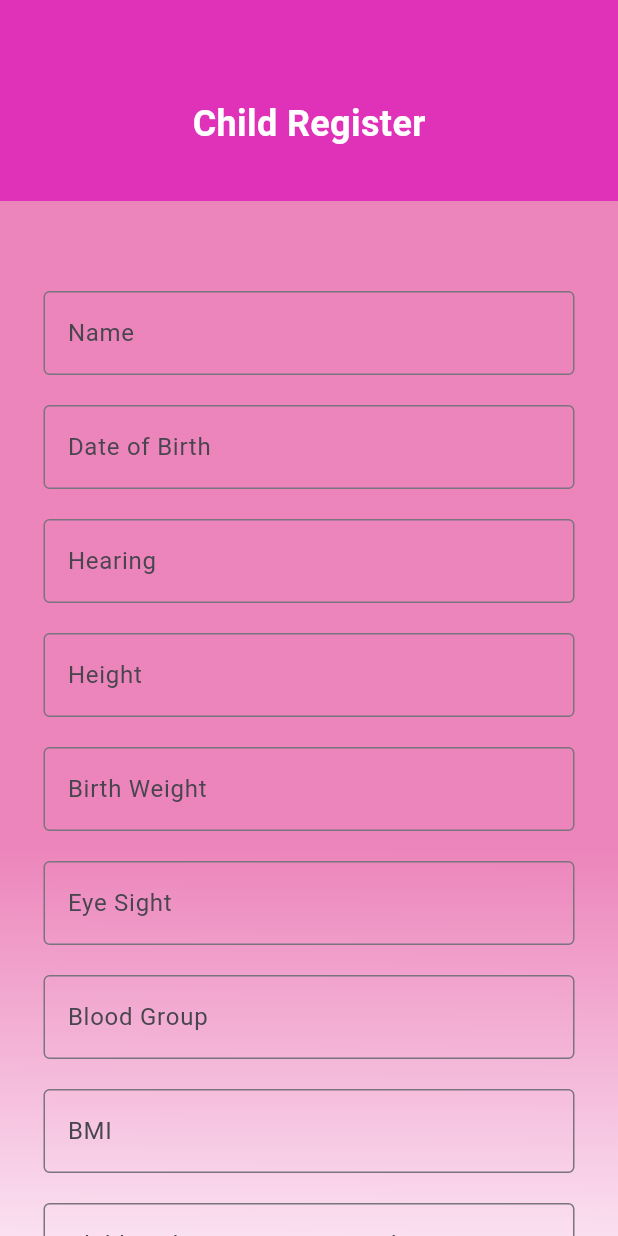
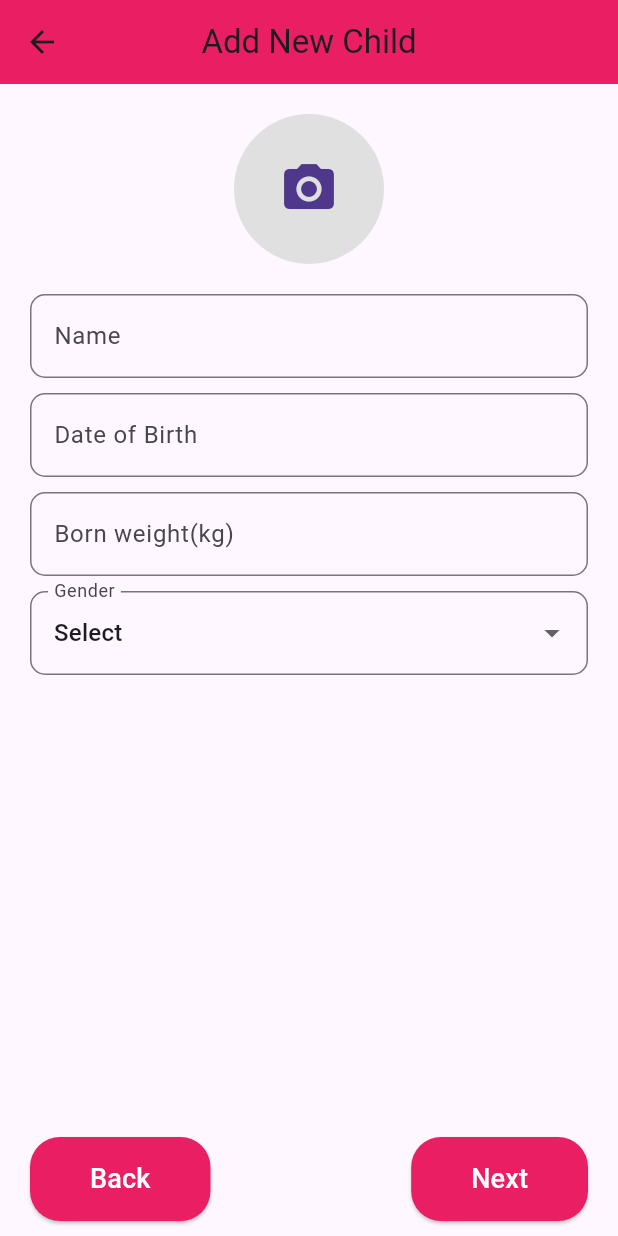
Before and after one commit to Nipuni102/BabyChart-Frontend, a Flutter app: the ChildRegister screen opened by its route, on a phone screen of 412 x 824 dp. Run offline on Flutter 3.47's test engine with Material 3 defaults, Android fonts, the light colour scheme and no system bars; our stand-ins replace fl_chart, outline_gradient_button, qr_flutter; missing offline and left inert: qr_code_scanner.

Commit message:
Change register page into four page

```diff
--- a/babychart/lib/childRegister.dart
+++ b/babychart/lib/childRegister.dart
@@ -1,20 +1,20 @@
-import 'dart:convert';
-
 import 'package:babychart/qrCodePage.dart';
-import 'package:babychart/theme/app_decorations.dart';
-import 'package:babychart/theme/custom_text_style.dart';
-import 'package:babychart/theme/theme_helper.dart';
 import 'package:flutter/material.dart';
 import 'package:http/http.dart' as http;
+import 'dart:convert';
+import 'package:intl/intl.dart';
+import 'child_register_first_page.dart';
+import 'child_register_second_page.dart';
+import 'child_register_third_page.dart';
+import 'child_register_fourth_page.dart';
 
 class ChildRegister extends StatefulWidget {
-  const ChildRegister({Key? key}) : super(key: key);
-
   @override
   _ChildRegisterState createState() => _ChildRegisterState();
 }
 
 class _ChildRegisterState extends State<ChildRegister> {
+  final PageController _pageController = PageController();
   final _formKey = GlobalKey<FormState>();
 
   final _nameController = TextEditingController();
@@ -47,21 +47,24 @@ class _ChildRegisterState extends State<ChildRegister> {
     super.dispose();
   }
 
-   String formatChildData(Map<String, String> data) {
-    return '''
-    Name: ${data['name']}
-    Date of Birth: ${data['dateOfBirth']}
-    Hearing: ${data['hearing']}
-    Height: ${data['height']}
-    Birth Weight: ${data['birthWeight']}
-    Eye Sight: ${data['eyeSight']}
-    Blood Group: ${data['bloodGroup']}
-    BMI: ${data['bmi']}
-    Child Birth Registration Number: ${data['childBirthRegNumber']}
-    Weight: ${data['weight']}
-    Mother ID: ${data['user_id']}
-    Mid Wife ID: ${data['midWifeId']}
-    ''';
+  void _nextPage() {
+    if (_pageController.page! < 3) {
+      _pageController.nextPage(
+        duration: Duration(milliseconds: 300),
+        curve: Curves.ease,
+      );
+    } else {
+      _submitForm();
+    }
+  }
+
+  void _prevPage() {
+    if (_pageController.page! > 0) {
+      _pageController.previousPage(
+        duration: Duration(milliseconds: 300),
+        curve: Curves.ease,
+      );
+    }
   }
 
   void _submitForm() async {
@@ -82,7 +85,7 @@ void _submitForm() async {
       };
 
       final response = await http.post(
-      Uri.parse('http://51.20.246.58/children'), // Replace with your actual endpoint
+        Uri.parse('http://51.20.246.58/children'),
         headers: <String, String>{
           'Content-Type': 'application/json; charset=UTF-8',
         },
@@ -90,24 +93,21 @@ void _submitForm() async {
       );
 
       if (response.statusCode == 201) {
-      // If the server did return a 201 CREATED response,
-      // then parse the JSON.
         ScaffoldMessenger.of(context).showSnackBar(
           SnackBar(content: Text('Child registered successfully!')),
         );
+
         final formattedData = formatChildData(childData);
 
         Navigator.push(
           context,
           MaterialPageRoute(
             builder: (context) => QrCodePage(
-              qrData: formattedData, // Pass the formatted data to generate QR code
+              qrData: formattedData,
             ),
           ),
         );
       } else {
-      // If the server did not return a 201 CREATED response,
-      // then throw an exception.
         ScaffoldMessenger.of(context).showSnackBar(
           SnackBar(content: Text('Failed to register child.')),
         );
@@ -115,49 +115,93 @@ void _submitForm() async {
     }
   }
 
+  String formatChildData(Map<String, String> data) {
+    return '''
+    Name: ${data['name']}
+    Date of Birth: ${data['dateOfBirth']}
+    Hearing: ${data['hearing']}
+    Height: ${data['height']}
+    Birth Weight: ${data['birthWeight']}
+    Eye Sight: ${data['eyeSight']}
+    Blood Group: ${data['bloodGroup']}
+    BMI: ${data['bmi']}
+    Child Birth Registration Number: ${data['childBirthRegNumber']}
+    Weight: ${data['weight']}
+    Mother ID: ${data['user_id']}
+    Mid Wife ID: ${data['midWifeId']}
+    ''';
+  }
 
   @override
   Widget build(BuildContext context) {
     return SafeArea(
       child: Scaffold(
-        body: SingleChildScrollView(
-          child: SizedBox(
-            width: double.maxFinite,
-            child: Column(
+        body: Form(
+          key: _formKey,
+          child: PageView(
+            controller: _pageController,
+            physics: NeverScrollableScrollPhysics(),
             children: [
-                _buildRegisterSelection(context),
-                Container(
-                  width: double.infinity,
-                  padding: const EdgeInsets.symmetric(
-                    horizontal: 29,
-                    vertical: 50,
+              ChildRegisterFirstPage(
+                nameController: _nameController,
+                dateOfBirthController: _dateOfBirthController,
               ),
-                  decoration: AppDecoration.gradientPurpleToPurple,
-                  child: Form(
-                    key: _formKey,
-                    child: Column(
-                      crossAxisAlignment: CrossAxisAlignment.start,
-                      children: [
-                        _buildTextField(_nameController, 'Name', 'Enter child\'s name'),
-                        _buildTextField(_dateOfBirthController, 'Date of Birth', 'Enter date of birth'),
-                        _buildTextField(_hearingController, 'Hearing', 'Enter hearing details', required: false),
-                        _buildTextField(_heightController, 'Height', 'Enter height', keyboardType: TextInputType.number, required: false),
-                        _buildTextField(_birthWeightController, 'Birth Weight', 'Enter birth weight', keyboardType: TextInputType.number, required: false),
-                        _buildTextField(_eyeSightController, 'Eye Sight', 'Enter eye sight details', required: false),
-                        _buildTextField(_bloodGroupController, 'Blood Group', 'Enter blood group', required: false),
-                        _buildTextField(_bmiController, 'BMI', 'Enter BMI', keyboardType: TextInputType.number, required: false),
-                        _buildTextField(_childBirthRegNumberController, 'Child Birth Registration Number', 'Enter registration number', required: false),
-                        _buildTextField(_weightController, 'Weight', 'Enter weight', keyboardType: TextInputType.number, required: false),
-                        _buildTextField(_motherIdController, 'user_id ID', 'Enter mother\'s ID'),
-                        _buildTextField(_midWifeIdController, 'Mid Wife ID', 'Enter midwife\'s ID'),
-                        const SizedBox(height: 20),
-                        Center(
-                          child: ElevatedButton(
-                            onPressed: _submitForm,
-                            child: const Text('Register Child'),
+              ChildRegisterSecondPage(
+                hearingController: _hearingController,
+                heightController: _heightController,
+                birthWeightController: _birthWeightController,
+                eyeSightController: _eyeSightController,
+                bloodGroupController: _bloodGroupController,
+                bmiController: _bmiController,
+              ),
+              ChildRegisterThirdPage(
+                childBirthRegNumberController: _childBirthRegNumberController,
+                weightController: _weightController,
+                motherIdController: _motherIdController,
+                midWifeIdController: _midWifeIdController,
+              ),
+              ChildRegisterFourthPage(
+                submitForm: _submitForm,
+              ),
+            ],
           ),
         ),
-                      ],
+        bottomNavigationBar: Padding(
+          padding: const EdgeInsets.symmetric(horizontal: 20.0, vertical: 10.0),
+          child: Row(
+            mainAxisAlignment: MainAxisAlignment.spaceBetween,
+            children: [
+              ElevatedButton(
+                onPressed: _prevPage,
+                style: ElevatedButton.styleFrom(
+                  backgroundColor: Colors.pink,
+                  foregroundColor: Colors.white,
+                  shape: RoundedRectangleBorder(
+                    borderRadius: BorderRadius.circular(20),
+                  ),
+                  padding: EdgeInsets.symmetric(horizontal: 40, vertical: 15),
+                ),
+                child: Text(
+                  'Back',
+                  style: TextStyle(
+                    fontSize: 18,
+                  ),
+                ),
+              ),
+              ElevatedButton(
+                onPressed: _nextPage,
+                style: ElevatedButton.styleFrom(
+                  backgroundColor: Colors.pink,
+                  foregroundColor: Colors.white,
+                  shape: RoundedRectangleBorder(
+                    borderRadius: BorderRadius.circular(20),
+                  ),
+                  padding: EdgeInsets.symmetric(horizontal: 40, vertical: 15),
+                ),
+                child: Text(
+                  'Next',
+                  style: TextStyle(
+                    fontSize: 18,
                   ),
                 ),
               ),
@@ -165,52 +209,6 @@ void _submitForm() async {
           ),
         ),
       ),
-      ),
-    );
-  }
-
-  Widget _buildRegisterSelection(BuildContext context) {
-    return Container(
-      width: double.infinity,
-      padding: const EdgeInsets.symmetric(
-        vertical: 34.5,
-        horizontal: 40.0,
-      ),
-      color: const Color(0xFFDF32B9),
-      child: Column(
-        children: [
-          const SizedBox(height: 31),
-          const Text(
-            'Child Register',
-            style: TextStyle(
-              color: Color(0xFFFFFFFF),
-              fontSize: 24.0,
-              fontWeight: FontWeight.bold,
-            ),
-          ),
-        ],
-      ),
-    );
-  }
-
-  Widget _buildTextField(TextEditingController controller, String label, String hint, {bool required = true, TextInputType keyboardType = TextInputType.text}) {
-    return Padding(
-      padding: const EdgeInsets.symmetric(vertical: 10.0),
-      child: TextFormField(
-        controller: controller,
-        decoration: InputDecoration(
-          labelText: label,
-          hintText: hint,
-          border: OutlineInputBorder(),
-        ),
-        keyboardType: keyboardType,
-        validator: (value) {
-          if (required && (value == null || value.isEmpty)) {
-            return 'Please enter $label';
-          }
-          return null;
-        },
-      ),
     );
   }
 }
--- /dev/null
+++ b/babychart/lib/child_register_first_page.dart
@@ -0,0 +1,122 @@
+import 'package:flutter/material.dart';
+import 'package:intl/intl.dart';
+
+class ChildRegisterFirstPage extends StatefulWidget {
+  final TextEditingController nameController;
+  final TextEditingController dateOfBirthController;
+
+  ChildRegisterFirstPage({
+    required this.nameController,
+    required this.dateOfBirthController,
+  });
+
+  @override
+  _ChildRegisterFirstPageState createState() => _ChildRegisterFirstPageState();
+}
+
+class _ChildRegisterFirstPageState extends State<ChildRegisterFirstPage> {
+  final TextEditingController weightController = TextEditingController();
+  String gender = 'Select';
+  DateTime selectedDate = DateTime.now();
+
+  @override
+  Widget build(BuildContext context) {
+    return Scaffold(
+      appBar: AppBar(
+        title: Text('Add New Child'),
+        backgroundColor: Colors.pink,
+        centerTitle: true,
+      ),
+      body: SingleChildScrollView(
+        padding: const EdgeInsets.all(20.0),
+        child: Column(
+          crossAxisAlignment: CrossAxisAlignment.stretch,
+          children: [
+            Center(
+              child: CircleAvatar(
+                radius: 50,
+                backgroundColor: Colors.grey[300],
+                child: IconButton(
+                  icon: Icon(Icons.camera_alt, size: 40),
+                  onPressed: () {
+                    // Handle profile picture upload
+                  },
+                ),
+              ),
+            ),
+            SizedBox(height: 20),
+            TextField(
+              controller: widget.nameController,
+              decoration: InputDecoration(
+                labelText: 'Name',
+                border: OutlineInputBorder(
+                  borderRadius: BorderRadius.circular(10),
+                ),
+              ),
+            ),
+            SizedBox(height: 10),
+            TextField(
+              controller: widget.dateOfBirthController,
+              decoration: InputDecoration(
+                labelText: 'Date of Birth',
+                border: OutlineInputBorder(
+                  borderRadius: BorderRadius.circular(10),
+                ),
+              ),
+              readOnly: true,
+              onTap: () async {
+                final DateTime? picked = await showDatePicker(
+                  context: context,
+                  initialDate: selectedDate,
+                  firstDate: DateTime(2000),
+                  lastDate: DateTime(2101),
+                );
+                if (picked != null && picked != selectedDate) {
+                  setState(() {
+                    selectedDate = picked;
+                    widget.dateOfBirthController.text =
+                        DateFormat('yyyy-MM-dd').format(selectedDate);
+                  });
+                }
+              },
+            ),
+            SizedBox(height: 10),
+            TextField(
+              controller: weightController,
+              decoration: InputDecoration(
+                labelText: 'Born weight(kg)',
+                border: OutlineInputBorder(
+                  borderRadius: BorderRadius.circular(10),
+                ),
+              ),
+              keyboardType: TextInputType.number,
+            ),
+            SizedBox(height: 10),
+            DropdownButtonFormField<String>(
+              value: gender,
+              items: ['Select', 'Male', 'Female'].map((String value) {
+                return DropdownMenuItem<String>(
+                  value: value,
+                  child: Text(value),
+                );
+              }).toList(),
+              onChanged: (newValue) {
+                setState(() {
+                  gender = newValue!;
+                });
+              },
+              decoration: InputDecoration(
+                labelText: 'Gender',
+                border: OutlineInputBorder(
+                  borderRadius: BorderRadius.circular(10),
+                ),
+              ),
+            ),
+            SizedBox(height: 20),
+
+          ],
+        ),
+      ),
+    );
+  }
+}
```
Also changed, not shown: babychart/lib/child_register_fourth_page.dart (added, +25 -0 lines), babychart/lib/child_register_second_page.dart (added, +59 -0 lines), babychart/lib/child_register_third_page.dart (added, +53 -0 lines). Lines whose indentation alone changed are shown as unchanged.
